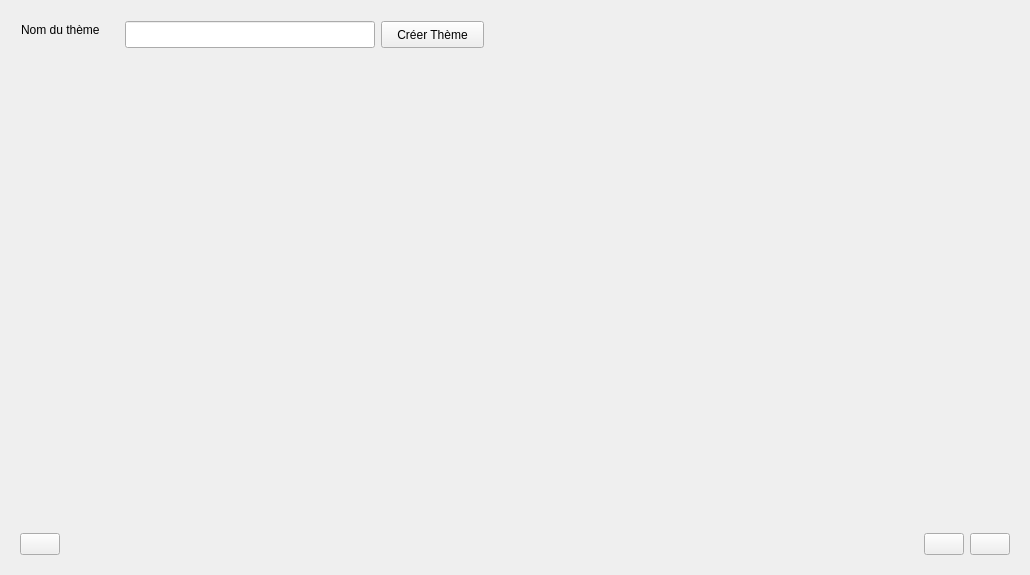
The window that editeur.ui (Txikilinux/leterrier-mulot) describes before a commit, drawn with Qt 5.
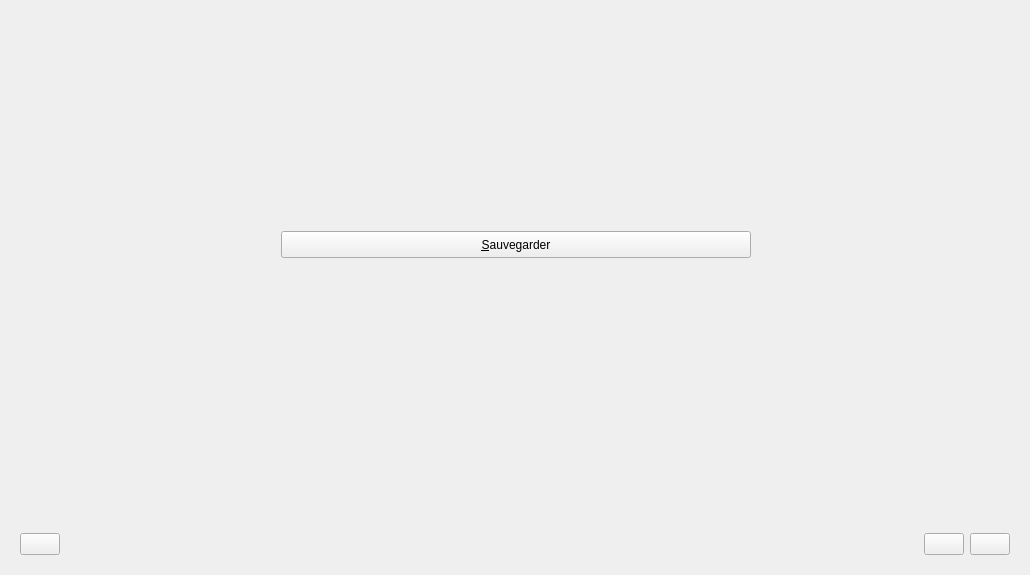
The same window after the commit. The open tabs and pages were chosen to show the change. Icons and pictures are not drawn. Custom widgets are drawn as their Qt base class.

Commit message: passage sur abuledufileboxdialog pour la sauvegarde du fichier .abe -> choix local / abbox etc.

Patch:
```diff
--- a/editeur.ui
+++ b/editeur.ui
@@ -796,25 +796,12 @@
       </layout>
      </widget>
      <widget class="QWidget" name="page_4">
-      <widget class="QLabel" name="labelNomTheme">
-       <property name="geometry">
-        <rect>
-         <x>10</x>
-         <y>10</y>
-         <width>98</width>
-         <height>17</height>
-        </rect>
-       </property>
-       <property name="text">
-        <string>Nom du thème</string>
-       </property>
-      </widget>
       <widget class="QPushButton" name="btnCreerTheme">
        <property name="geometry">
         <rect>
-         <x>370</x>
-         <y>10</y>
-         <width>103</width>
+         <x>270</x>
+         <y>220</y>
+         <width>470</width>
          <height>27</height>
         </rect>
        </property>
@@ -825,35 +812,7 @@
         </sizepolicy>
        </property>
        <property name="text">
-        <string>Créer Thème</string>
-       </property>
-      </widget>
-      <widget class="QLineEdit" name="lineEditNomTheme">
-       <property name="geometry">
-        <rect>
-         <x>114</x>
-         <y>10</y>
-         <width>250</width>
-         <height>27</height>
-        </rect>
-       </property>
-       <property name="sizePolicy">
-        <sizepolicy hsizetype="Preferred" vsizetype="Preferred">
-         <horstretch>0</horstretch>
-         <verstretch>0</verstretch>
-        </sizepolicy>
-       </property>
-       <property name="minimumSize">
-        <size>
-         <width>250</width>
-         <height>0</height>
-        </size>
-       </property>
-       <property name="maximumSize">
-        <size>
-         <width>250</width>
-         <height>16777215</height>
-        </size>
+        <string>&amp;Sauvegarder</string>
        </property>
       </widget>
      </widget>
```
Left out of the diff: 24 changed lines with no effect on the pictures. The commit also changes 2 other files.
